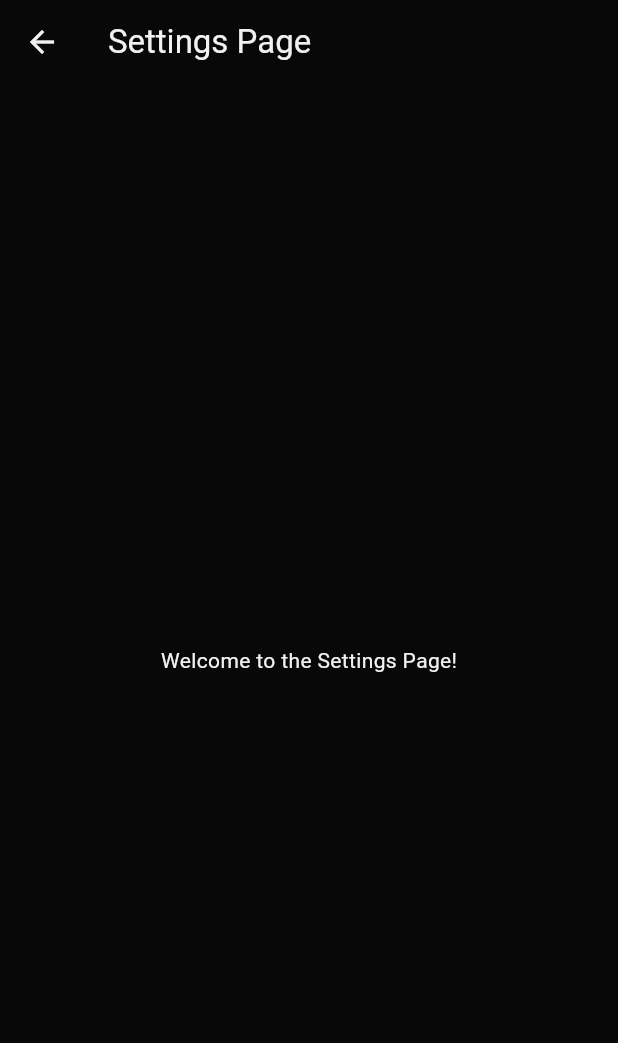
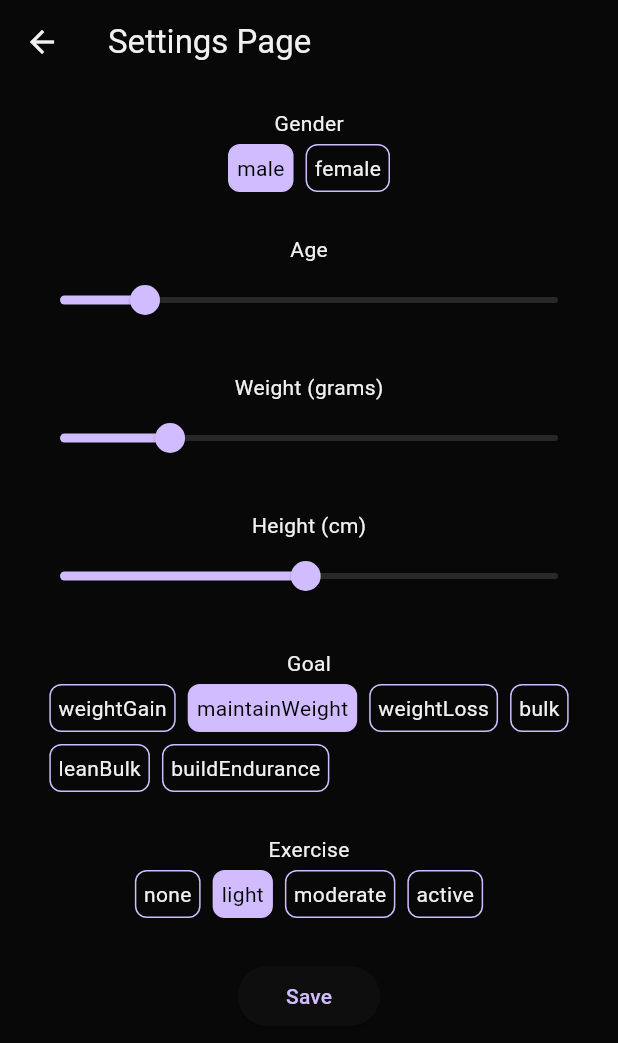
Before and after one commit to Mehauk/AI-Assistant, a Flutter app: the screen it shows after launch, after a tap on the "settings" icon, on a phone screen of 412 x 824 dp. Shown: the top 1043 px of the screen. Run offline on Flutter 3.47's test engine with Material 3 defaults, Android fonts, the phone set to English and light mode, and no system bars; our stand-ins replace google_generative_ai, permission_handler, shared_preferences, speech_to_text; accounts and stored records are empty; network calls fail.

Commit message:
user updating

```diff
--- /dev/null
+++ b/devtools_options.yaml
@@ -0,0 +1,3 @@
+description: This file stores settings for Dart & Flutter DevTools.
+documentation: https://docs.flutter.dev/tools/devtools/extensions#configure-extension-enablement-states
+extensions:
--- a/lib/ai_service.dart
+++ b/lib/ai_service.dart
@@ -4,6 +4,7 @@ import 'package:google_generative_ai/google_generative_ai.dart';
 
 abstract class AiService {
   static String? _lastResult;
+  static String? _lastResult2;
 
   static final _model = GenerativeModel(
     model: 'gemini-2.0-flash-lite',
@@ -19,7 +20,8 @@ abstract class AiService {
   );
 
   static Future<String?> getMealData(String mealTranscription) async {
-    return await () async {
+    return _lastResult ??
+        await () async {
           final chat = _model.startChat(history: _curatedHistory);
           final content = Content.text(mealTranscription);
 
@@ -29,11 +31,11 @@ abstract class AiService {
         }();
   }
 
-  static Future<String?> getRequirements() async {
-    return await () async {
+  static Future<String?> getRequirements(User user) async {
+    return _lastResult2 ??
+        await () async {
           final chat = _model.startChat(history: _curatedHistory);
-      final message =
-          'totals for ${User(goal: Goal.weightLoss, gender: Gender.male, exercise: Exercise.light).toJson()}';
+          final message = 'totals for $user';
           final content = Content.text(message);
 
           final response = await chat.sendMessage(content);
--- a/lib/home.dart
+++ b/lib/home.dart
@@ -1,9 +1,12 @@
 import 'package:ai_nutritionist/ai_service.dart';
 import 'package:ai_nutritionist/config/constants.dart';
 import 'package:ai_nutritionist/models/nutrition.dart';
+import 'package:ai_nutritionist/models/user.dart';
+import 'package:ai_nutritionist/obervers/observers.dart';
 import 'package:ai_nutritionist/ui/nutrition_panel.dart';
 import 'package:flutter/material.dart';
 import 'package:permission_handler/permission_handler.dart';
+import 'package:shared_preferences/shared_preferences.dart';
 import 'package:speech_to_text/speech_recognition_result.dart';
 import 'package:speech_to_text/speech_to_text.dart';
 
@@ -11,10 +14,10 @@ class HomePage extends StatefulWidget {
   const HomePage({super.key});
 
   @override
-  State<HomePage> createState() => _HomePageState();
+  State<HomePage> createState() => HomePageState();
 }
 
-class _HomePageState extends State<HomePage> {
+class HomePageState extends State<HomePage> {
   final DateTime today = DateTime.now();
   final SpeechToText _speechToText = SpeechToText();
   Nutrition? totalNutrition;
@@ -23,18 +26,46 @@ class _HomePageState extends State<HomePage> {
   bool _speechEnabled = false;
   bool _isLoad = true;
   String _lastWords = '';
+  User user = User();
 
   @override
   void initState() {
     super.initState();
     _initSpeech();
+    userObserver.addCallback(updateUser);
+  }
+
+  @override
+  void dispose() {
+    userObserver.removeCallback(updateUser);
+    super.dispose();
+  }
+
+  void updateUser(User newUser) async {
+    setState(() => _isLoad = true);
+    print(user.toJson());
+    final totN = Nutrition.fromJson(
+      (await AiService.getRequirements(newUser))!,
+    );
+    setState(() {
+      user = newUser;
+      totalNutrition = totN;
+      _isLoad = false;
+    });
   }
 
   /// This has to happen only once per app
   void _initSpeech() async {
-    try {
-      totalNutrition = Nutrition.fromJson((await AiService.getRequirements())!);
-    } catch (_) {}
+    await _loadFromCache();
+    if (totalNutrition == null) {
+      try {
+        totalNutrition = Nutrition.fromJson(
+          (await AiService.getRequirements(user))!,
+        );
+        _saveToCache();
+      } catch (_) {}
+    }
+
     if ((await Permission.microphone.request()).isDenied) return;
     _speechEnabled = await _speechToText.initialize(onStatus: _onSpeechStatus);
     setState(() => _isLoad = false);
@@ -56,6 +87,7 @@ class _HomePageState extends State<HomePage> {
             } else {
               currentNutrition = currentNutrition! + lastNutrtion!;
             }
+            _saveToCache();
             return currentNutrition;
           } catch (e) {
             return null;
@@ -87,6 +119,52 @@ class _HomePageState extends State<HomePage> {
     setState(() => _lastWords = result.recognizedWords);
   }
 
+  Future<void> _saveToCache() async {
+    final prefs = await SharedPreferences.getInstance();
+    await prefs.setInt('date', today.millisecondsSinceEpoch);
+    await prefs.setString('lastWords', _lastWords);
+    if (totalNutrition != null) {
+      await prefs.setString('totalNutrition', totalNutrition!.toJson());
+    }
+    if (currentNutrition != null) {
+      await prefs.setString('currentNutrition', currentNutrition!.toJson());
+    }
+    if (lastNutrtion != null) {
+      await prefs.setString('lastNutrition', lastNutrtion!.toJson());
+    }
+    await prefs.setString('user', user.toJson());
+  }
+
+  Future<void> _loadFromCache() async {
+    final prefs = await SharedPreferences.getInstance();
+    final oldDate = DateTime.fromMillisecondsSinceEpoch(
+      prefs.getInt('date') ?? DateTime.now().millisecondsSinceEpoch,
+    );
+    if (oldDate.year == today.year &&
+        oldDate.month == today.month &&
+        oldDate.day == today.day) {
+      _lastWords = prefs.getString('lastWords') ?? '';
+      currentNutrition =
+          prefs.getString('currentNutrition') != null
+              ? Nutrition.fromJson(prefs.getString('currentNutrition')!)
+              : null;
+      lastNutrtion =
+          prefs.getString('lastNutrition') != null
+              ? Nutrition.fromJson(prefs.getString('lastNutrition')!)
+              : null;
+    }
+
+    totalNutrition =
+        prefs.getString('totalNutrition') != null
+            ? Nutrition.fromJson(prefs.getString('totalNutrition')!)
+            : null;
+
+    user =
+        prefs.getString('user') != null
+            ? User.fromJson(prefs.getString('user')!)
+            : User();
+  }
+
   @override
   Widget build(BuildContext context) {
     return Scaffold(
@@ -114,6 +192,8 @@ class _HomePageState extends State<HomePage> {
         child: Column(
           crossAxisAlignment: CrossAxisAlignment.start,
           children: [
+            Center(child: Opacity(opacity: 0.5, child: Text(user.toString()))),
+            const SizedBox(height: 12),
             Row(
               children: [
                 Expanded(flex: 4, child: Text('Nutrient')),
--- a/lib/main.dart
+++ b/lib/main.dart
@@ -1,5 +1,6 @@
 import 'package:ai_nutritionist/config/theme.dart';
 import 'package:ai_nutritionist/home.dart';
+import 'package:ai_nutritionist/settings.dart';
 import 'package:flutter/material.dart';
 
 void main() {
@@ -23,15 +24,3 @@ class MyApp extends StatelessWidget {
     );
   }
 }
-
-class SettingsPage extends StatelessWidget {
-  const SettingsPage({super.key});
-
-  @override
-  Widget build(BuildContext context) {
-    return Scaffold(
-      appBar: AppBar(title: const Text('Settings Page')),
-      body: const Center(child: Text('Welcome to the Settings Page!')),
-    );
-  }
-}
--- a/lib/models/nutrition.dart
+++ b/lib/models/nutrition.dart
@@ -37,6 +37,11 @@ class Nutrition {
     return Nutrition(basic: basic, vitamins: vitamins, minerals: minerals);
   }
 
+  String toJson() {
+    final json = {'basic': basic, 'vitamins': vitamins, 'minerals': minerals};
+    return jsonEncode(json);
+  }
+
   Nutrition operator +(Nutrition other) {
     final newBasic = Map<String, double>.from(basic);
     final newVitamins = Map<String, double>.from(vitamins);
--- a/lib/models/user.dart
+++ b/lib/models/user.dart
@@ -1,3 +1,5 @@
+import 'dart:convert';
+
 enum Gender { male, female }
 
 enum Goal {
@@ -28,7 +30,8 @@ class User {
     this.exercise = Exercise.light,
   });
 
-  factory User.fromJson(Map<String, dynamic> json) {
+  factory User.fromJson(String data) {
+    final json = jsonDecode(data);
     return User(
       gender: Gender.values.byName(json['gender']),
       age: json['age'],
@@ -39,19 +42,19 @@ class User {
     );
   }
 
-  Map<String, dynamic> toJson() {
-    return {
+  String toJson() {
+    return jsonEncode({
       'gender': gender.name,
       'age': age,
       'weight': weight,
       'height': height,
       'goal': goal.name,
       'exercise': exercise.name,
-    };
+    });
   }
 
   // Getters for height
-  String get heightInMeters => "${(height / 1000.0).toStringAsFixed(2)}m";
+  String get heightInMeters => "${(height / 100.0).toStringAsFixed(2)}m";
   String get heightInFeetInches {
     int totalInches = (height / 2.54).round();
     int feet = totalInches ~/ 12;
@@ -62,4 +65,33 @@ class User {
   // Getters for weight
   String get weightInKilograms => "${(weight / 1000.0).toStringAsFixed(2)}kg";
   String get weightInPounds => "${(weight / 453.59237).toStringAsFixed(2)}lbs";
+
+  @override
+  bool operator ==(Object other) {
+    if (identical(this, other)) return true;
+
+    return other is User &&
+        other.gender == gender &&
+        other.age == age &&
+        other.weight == weight &&
+        other.height == height &&
+        other.goal == goal &&
+        other.exercise == exercise;
+  }
+
+  @override
+  int get hashCode {
+    return gender.hashCode ^
+        age.hashCode ^
+        weight.hashCode ^
+        height.hashCode ^
+        goal.hashCode ^
+        exercise.hashCode;
+  }
+
+  @override
+  String toString() {
+    String genderSymbol = gender == Gender.male ? 'M' : 'F';
+    return '$genderSymbol $age, $weightInKilograms, $heightInMeters, ${goal.name}, ${exercise.name}';
+  }
 }
--- /dev/null
+++ b/lib/settings.dart
@@ -0,0 +1,200 @@
+import 'package:ai_nutritionist/models/user.dart';
+import 'package:ai_nutritionist/obervers/observers.dart';
+import 'package:flutter/material.dart';
+import 'package:shared_preferences/shared_preferences.dart';
+
+class SettingsPage extends StatefulWidget {
+  const SettingsPage({super.key});
+
+  @override
+  State<SettingsPage> createState() => _SettingsPageState();
+}
+
+class _SettingsPageState extends State<SettingsPage> {
+  User? user;
+
+  @override
+  void initState() {
+    super.initState();
+    _loadUser();
+  }
+
+  Future<void> _loadUser() async {
+    final prefs = await SharedPreferences.getInstance();
+    setState(() {
+      user =
+          prefs.getString('user') != null
+              ? User.fromJson(prefs.getString('user')!)
+              : User();
+    });
+  }
+
+  Future<void> _saveUser() async {
+    final prefs = await SharedPreferences.getInstance();
+    await prefs.setString('user', user!.toJson());
+    userObserver.notify(user!);
+  }
+
+  @override
+  Widget build(BuildContext context) {
+    return user == null
+        ? SizedBox.shrink()
+        : Scaffold(
+          appBar: AppBar(title: const Text('Settings Page')),
+          body: Padding(
+            padding: const EdgeInsets.all(16.0),
+            child: Column(
+              children: [
+                const Text('Gender'),
+                Wrap(
+                  children:
+                      Gender.values.map((gender) {
+                        return OptionChip<Gender>(
+                          gender,
+                          active: gender == user!.gender,
+                          onChanged: (Gender? value) {
+                            setState(() {
+                              user!.gender = value!;
+                            });
+                          },
+                        );
+                      }).toList(),
+                ),
+                const SizedBox(height: 24),
+
+                const Text('Age'),
+                Slider(
+                  value: user!.age.toDouble(),
+                  min: 10,
+                  max: 100,
+                  divisions: 90,
+                  label: user!.age.toString(),
+                  onChanged: (double value) {
+                    setState(() {
+                      user!.age = value.toInt();
+                    });
+                  },
+                ),
+                const SizedBox(height: 24),
+
+                const Text('Weight (grams)'),
+                Slider(
+                  value: user!.weight.toDouble(),
+                  min: 30000,
+                  max: 200000,
+                  divisions: 170,
+                  label: user!.weight.toString(),
+                  onChanged: (double value) {
+                    setState(() {
+                      user!.weight = value.toInt();
+                    });
+                  },
+                ),
+                const SizedBox(height: 24),
+
+                const Text('Height (cm)'),
+                Slider(
+                  value: user!.height.toDouble(),
+                  min: 100,
+                  max: 250,
+                  divisions: 150,
+                  label: user!.height.toString(),
+                  onChanged: (double value) {
+                    setState(() {
+                      user!.height = value.toInt();
+                    });
+                  },
+                ),
+                const SizedBox(height: 24),
+
+                const Text('Goal'),
+                Wrap(
+                  children:
+                      Goal.values.map((goal) {
+                        return OptionChip<Goal>(
+                          goal,
+                          active: goal == user!.goal,
+                          onChanged: (Goal? value) {
+                            setState(() {
+                              user!.goal = value!;
+                            });
+                          },
+                        );
+                      }).toList(),
+                ),
+                const SizedBox(height: 24),
+
+                const Text('Exercise'),
+                Wrap(
+                  children:
+                      Exercise.values.map((exercise) {
+                        return OptionChip<Exercise>(
+                          exercise,
+                          active: exercise == user!.exercise,
+                          onChanged: (Exercise? value) {
+                            setState(() {
+                              user!.exercise = value!;
+                            });
+                          },
+                        );
+                      }).toList(),
+                ),
+                const SizedBox(height: 24),
+
+                ElevatedButton(
+                  onPressed: () {
+                    _saveUser();
+                    Navigator.pop(context);
+                  },
+                  child: Padding(
+                    padding: const EdgeInsets.all(8.0),
+                    child: const Text('Save'),
+                  ),
+                ),
+              ],
+            ),
+          ),
+        );
+  }
+}
+
+class OptionChip<T extends Enum> extends StatelessWidget {
+  final T value;
+  final bool active;
+  final void Function(T) onChanged;
+  const OptionChip(
+    this.value, {
+    super.key,
+    required this.onChanged,
+    this.active = false,
+  });
+
+  @override
+  Widget build(BuildContext context) {
+    return Padding(
+      padding: const EdgeInsets.all(4.0),
+      child: InkWell(
+        onTap: () => onChanged(value),
+        child: DecoratedBox(
+          decoration: BoxDecoration(
+            borderRadius: BorderRadius.circular(8),
+            border: Border.all(color: Theme.of(context).colorScheme.primary),
+            color:
+                active
+                    ? Theme.of(context).colorScheme.primary
+                    : Colors.transparent,
+          ),
+          child: Padding(
+            padding: const EdgeInsets.all(6.0),
+            child: Text(
+              value.name,
+              style: TextStyle(
+                color: active ? Theme.of(context).colorScheme.onPrimary : null,
+              ),
+            ),
+          ),
+        ),
+      ),
+    );
+  }
+}
--- a/pubspec.yaml
+++ b/pubspec.yaml
@@ -37,6 +37,7 @@ dependencies:
   google_generative_ai: ^0.4.6
   speech_to_text: ^7.0.0
   permission_handler: ^11.4.0
+  shared_preferences: ^2.5.2
 
 dev_dependencies:
   flutter_test:
```
Also changed, not shown: lib/obervers/observers.dart (added, +16 -0 lines), pubspec.lock. Lines whose indentation alone changed are shown as unchanged.
